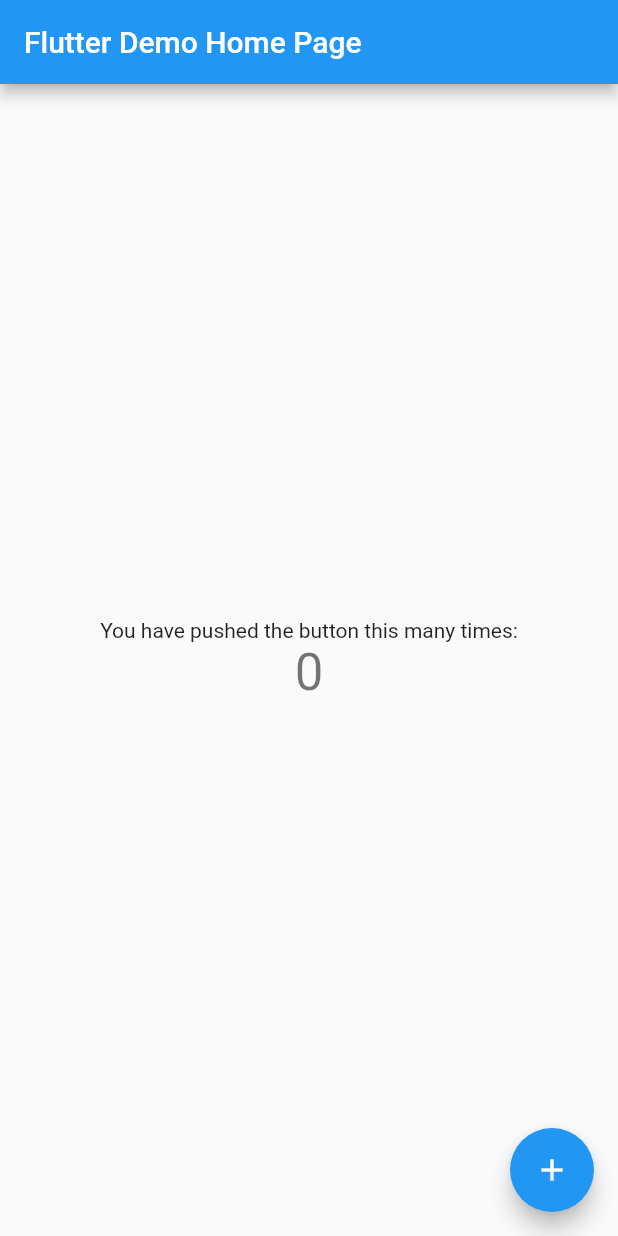
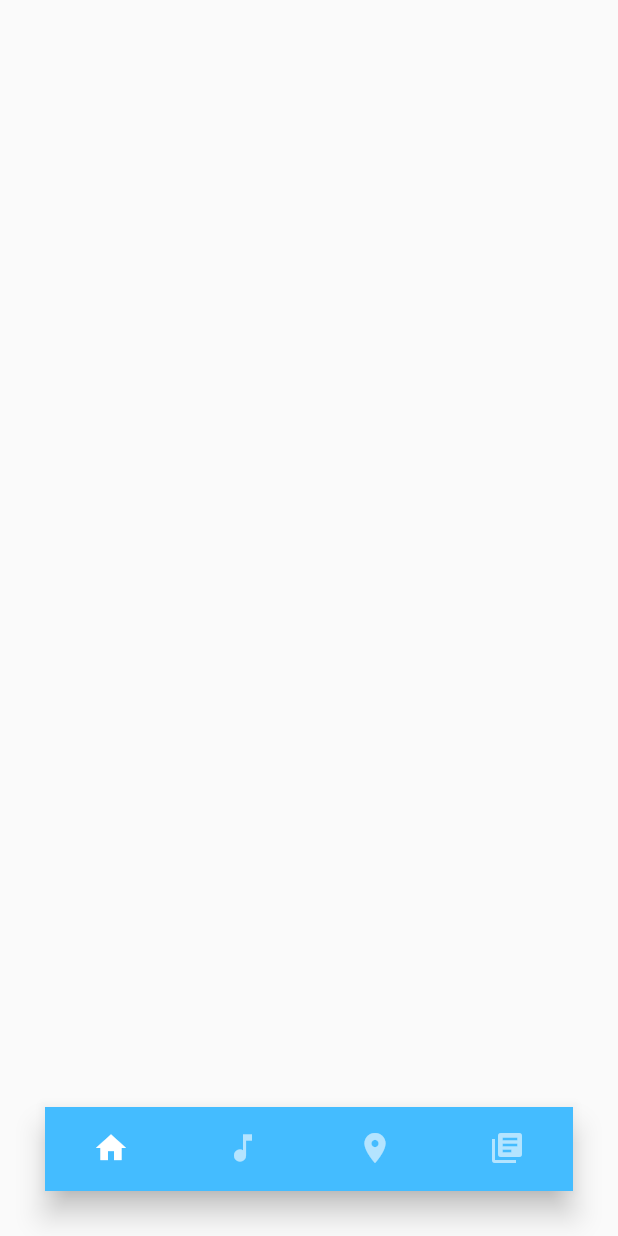
Before and after one commit to Tanay-Dwivedi/e-dhamYatra, a Flutter app: the screen it shows after launch, on a phone screen of 412 x 824 dp. Run offline on Flutter 3.47's test engine with Material 2 defaults, Android fonts, the phone set to English and light mode, and no system bars.

Commit message:
homepage initialize

```diff
--- a/lib/main.dart
+++ b/lib/main.dart
@@ -10,106 +10,60 @@
   // This widget is the root of your application.
   @override
   Widget build(BuildContext context) {
-    return MaterialApp(
-      title: 'Flutter Demo',
-      theme: ThemeData(
-        // This is the theme of your application.
-        //
-        // Try running your application with "flutter run". You'll see the
-        // application has a blue toolbar. Then, without quitting the app, try
-        // changing the primarySwatch below to Colors.green and then invoke
-        // "hot reload" (press "r" in the console where you ran "flutter run",
-        // or simply save your changes to "hot reload" in a Flutter IDE).
-        // Notice that the counter didn't reset back to zero; the application
-        // is not restarted.
-        primarySwatch: Colors.blue,
-      ),
-      home: const MyHomePage(title: 'Flutter Demo Home Page'),
+    return const MaterialApp(
+      title: 'Utrakhand Tourism',
+      home: BottomNav(),
     );
   }
 }
 
-class MyHomePage extends StatefulWidget {
-  const MyHomePage({Key? key, required this.title}) : super(key: key);
-
-  // This widget is the home page of your application. It is stateful, meaning
-  // that it has a State object (defined below) that contains fields that affect
-  // how it looks.
-
-  // This class is the configuration for the state. It holds the values (in this
-  // case the title) provided by the parent (in this case the App widget) and
-  // used by the build method of the State. Fields in a Widget subclass are
-  // always marked "final".
-
-  final String title;
+class BottomNav extends StatefulWidget {
+  const BottomNav({Key? key}) : super(key: key);
 
   @override
-  State<MyHomePage> createState() => _MyHomePageState();
+  State<BottomNav> createState() => _BottomNav();
 }
 
-class _MyHomePageState extends State<MyHomePage> {
-  int _counter = 0;
-
-  void _incrementCounter() {
-    setState(() {
-      // This call to setState tells the Flutter framework that something has
-      // changed in this State, which causes it to rerun the build method below
-      // so that the display can reflect the updated values. If we changed
-      // _counter without calling setState(), then the build method would not be
-      // called again, and so nothing would appear to happen.
-      _counter++;
-    });
-  }
-
+class _BottomNav extends State<BottomNav> {
   @override
   Widget build(BuildContext context) {
-    // This method is rerun every time setState is called, for instance as done
-    // by the _incrementCounter method above.
-    //
-    // The Flutter framework has been optimized to make rerunning build methods
-    // fast, so that you can just rebuild anything that needs updating rather
-    // than having to individually change instances of widgets.
     return Scaffold(
-      appBar: AppBar(
-        // Here we take the value from the MyHomePage object that was created by
-        // the App.build method, and use it to set our appbar title.
-        title: Text(widget.title),
-      ),
-      body: Center(
-        // Center is a layout widget. It takes a single child and positions it
-        // in the middle of the parent.
-        child: Column(
-          // Column is also a layout widget. It takes a list of children and
-          // arranges them vertically. By default, it sizes itself to fit its
-          // children horizontally, and tries to be as tall as its parent.
-          //
-          // Invoke "debug painting" (press "p" in the console, choose the
-          // "Toggle Debug Paint" action from the Flutter Inspector in Android
-          // Studio, or the "Toggle Debug Paint" command in Visual Studio Code)
-          // to see the wireframe for each widget.
-          //
-          // Column has various properties to control how it sizes itself and
-          // how it positions its children. Here we use mainAxisAlignment to
-          // center the children vertically; the main axis here is the vertical
-          // axis because Columns are vertical (the cross axis would be
-          // horizontal).
-          mainAxisAlignment: MainAxisAlignment.center,
-          children: <Widget>[
-            const Text(
-              'You have pushed the button this many times:',
-            ),
-            Text(
-              '$_counter',
-              style: Theme.of(context).textTheme.headline4,
-            ),
-          ],
-        ),
-      ),
-      floatingActionButton: FloatingActionButton(
-        onPressed: _incrementCounter,
-        tooltip: 'Increment',
-        child: const Icon(Icons.add),
-      ), // This trailing comma makes auto-formatting nicer for build methods.
+      bottomNavigationBar: Container(
+          margin: const EdgeInsets.all(30),
+          decoration: BoxDecoration(
+              color: Colors.black, borderRadius: BorderRadius.circular(50)),
+          child: BottomNavigationBar(
+            type: BottomNavigationBarType.fixed,
+            showSelectedLabels: false, // <-- HERE
+            showUnselectedLabels: false,
+            backgroundColor: const Color(0xFF44BCFF),
+            selectedItemColor: Colors.white,
+            unselectedItemColor: Colors.white.withOpacity(.60),
+            selectedFontSize: 14,
+            unselectedFontSize: 14,
+            onTap: (value) {
+              // Respond to item press.
+            },
+            // ignore: prefer_const_literals_to_create_immutables
+            items: [
+              const BottomNavigationBarItem(
+                label: 'Home',
+                icon: Icon(Icons.home),
+              ),
+              const BottomNavigationBarItem(
+                label: 'Music',
+                icon: Icon(Icons.music_note),
+              ),
+              const BottomNavigationBarItem(
+                label: 'Places',
+                icon: Icon(Icons.location_on),
+              ),
+              const BottomNavigationBarItem(
+                label: 'News',
+                icon: Icon(Icons.library_books),
+              ),
+            ],
+          )),
     );
   }
 }
```
